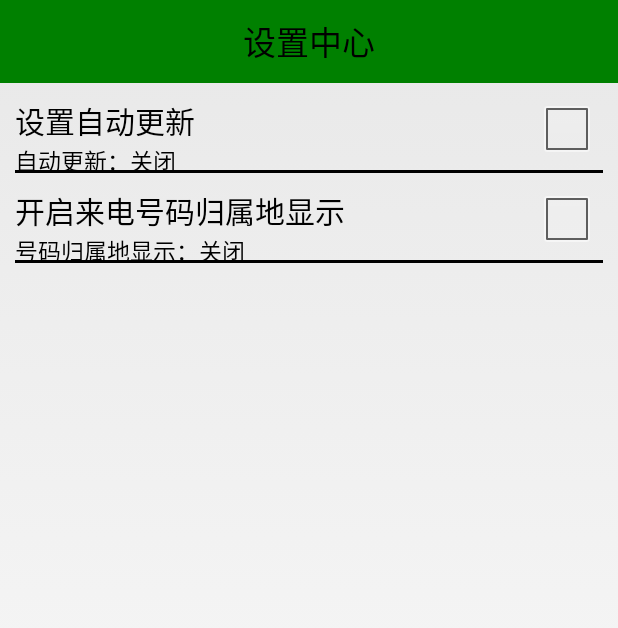
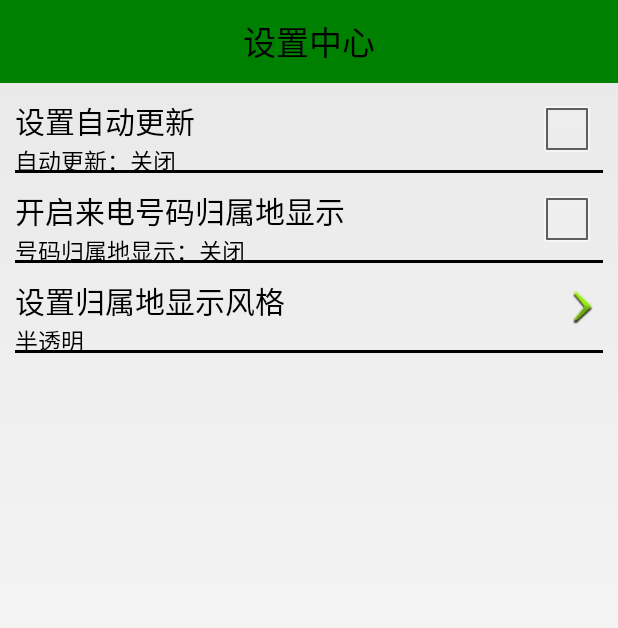
Before and after one commit to mamh-android/android-mobilesafe, an Android app: the SettingActivity screen opened directly, with no data from a screen before it, on a phone screen of 412 x 824 dp. Shown: the top 628 px of the screen. Run offline under Robolectric (Android 15) with nearby library versions, the phone set to English and light mode, and no system bars.

Commit message:
添加自定义click组件
Signed-off-by: Minghui Ma <mmh19891113@qq.com>

```diff
--- a/app/src/main/java/com/example/mamh/mobilesafe/SettingActivity.java
+++ b/app/src/main/java/com/example/mamh/mobilesafe/SettingActivity.java
@@ -1,6 +1,8 @@
 package com.example.mamh.mobilesafe;
 
 import android.app.Activity;
+import android.app.AlertDialog;
+import android.content.DialogInterface;
 import android.content.Intent;
 import android.content.SharedPreferences;
 import android.os.Bundle;
@@ -8,6 +10,7 @@ import android.util.Log;
 import android.view.View;
 
 import com.example.mamh.mobilesafe.service.AddressService;
+import com.example.mamh.mobilesafe.ui.SettingClikcView;
 import com.example.mamh.mobilesafe.ui.SettingItemView;
 import com.example.mamh.mobilesafe.utils.ServiceUtils;
 
@@ -16,6 +19,9 @@ public class SettingActivity extends Activity {
     private static final String TAG = "SettingActivity";
     private SettingItemView siv_update;
     private SettingItemView siv_show_address;
+    private SettingClikcView scv_change_bg;//设置归属地背景
+
+
     private SharedPreferences sp;
     private Intent showAddressIntent;
 
@@ -72,8 +78,34 @@ public class SettingActivity extends Activity {
                 }
             }
         });
+        final String[] items = {
+                "半透明", "活力橙", "卫士蓝", "金属灰", "苹果绿"
+        };
+        final int itemSelected = sp.getInt("which", 0);
+        scv_change_bg = (SettingClikcView) findViewById(R.id.scv_changebg);
+        scv_change_bg.setDescription(items[itemSelected]);
+        scv_change_bg.setOnClickListener(new View.OnClickListener() {
+            @Override
+            public void onClick(View v) {
+                Log.d(TAG, " set change background ");
+                AlertDialog.Builder builder = new AlertDialog.Builder(SettingActivity.this);
+                builder.setTitle("归属地提示框风格");
+                final int itemSelected1 = sp.getInt("which", 0);
 
-
+                builder.setSingleChoiceItems(items, itemSelected1, new DialogInterface.OnClickListener() {
+                    @Override
+                    public void onClick(DialogInterface dialog, int which) {
+                        scv_change_bg.setDescription(items[which]);
+                        SharedPreferences.Editor editor = sp.edit();
+                        editor.putInt("which", which);
+                        editor.commit();
+                        dialog.dismiss();
+                    }
+                });
+                builder.setNegativeButton("cancel", null);
+                builder.show();
+            }
+        });
     }
 
     @Override
--- /dev/null
+++ b/app/src/main/java/com/example/mamh/mobilesafe/ui/SettingClikcView.java
@@ -0,0 +1,62 @@
+package com.example.mamh.mobilesafe.ui;
+
+import android.content.Context;
+import android.util.AttributeSet;
+import android.view.View;
+import android.widget.ImageView;
+import android.widget.RelativeLayout;
+import android.widget.TextView;
+
+import com.example.mamh.mobilesafe.R;
+
+/**
+ * Created by mamh on 15-11-1.
+ * 自定义的组合控件
+ */
+public class SettingClikcView extends RelativeLayout {
+    private ImageView imageView;
+    private TextView tv_desc;
+    private TextView tv_title;
+
+
+    public SettingClikcView(Context context) {
+        super(context);
+        initView(context);
+    }
+
+    public SettingClikcView(Context context, AttributeSet attrs) {
+        super(context, attrs);
+        initView(context);
+        String namespace = "http://schemas.android.com/apk/res-auto";
+        String title = attrs.getAttributeValue(namespace, "atitle");
+        tv_title.setText(title);
+    }
+
+    public SettingClikcView(Context context, AttributeSet attrs, int defStyle) {
+        super(context, attrs, defStyle);
+        initView(context);
+    }
+
+    private void initView(Context context) {
+        View.inflate(context, R.layout.setting_click_item, this);
+        imageView = (ImageView) this.findViewById(R.id.cb_status);
+        tv_desc = (TextView) this.findViewById(R.id.tv_desc);
+        tv_title = (TextView) this.findViewById(R.id.tv_title);
+    }
+
+
+    public void setDescription(String text) {
+        tv_desc.setText(text);
+    }
+
+    public String getDescription() {
+        return tv_desc.getText().toString();
+    }
+
+    public void setTitle(String title) {
+        if (tv_title != null) {
+            tv_title.setText(title);
+        }
+    }
+
+}
--- a/app/src/main/res/layout/activity_setting.xml
+++ b/app/src/main/res/layout/activity_setting.xml
@@ -30,4 +30,10 @@
         itheima:desc_off="号码归属地显示：关闭"
         itheima:desc_on="号码归属地显示：打开" />
 
+    <com.example.mamh.mobilesafe.ui.SettingClikcView
+        android:id="@+id/scv_changebg"
+        android:layout_width="wrap_content"
+        android:layout_height="wrap_content"
+        itheima:atitle="设置归属地显示风格" />
+
 </LinearLayout>
--- /dev/null
+++ b/app/src/main/res/layout/setting_click_item.xml
@@ -0,0 +1,46 @@
+<?xml version="1.0" encoding="utf-8"?>
+
+<RelativeLayout xmlns:android="http://schemas.android.com/apk/res/android"
+    android:layout_width="fill_parent"
+    android:layout_height="60dp"
+    android:orientation="vertical">
+
+    <TextView
+        android:id="@+id/tv_title"
+        android:layout_width="wrap_content"
+        android:layout_height="wrap_content"
+        android:layout_marginLeft="10dp"
+        android:layout_marginTop="10dp"
+        android:text=""
+        android:textColor="@color/black"
+        android:textSize="20sp" />
+
+    <TextView
+        android:id="@+id/tv_desc"
+        android:layout_width="wrap_content"
+        android:layout_height="wrap_content"
+        android:layout_below="@id/tv_title"
+        android:layout_marginLeft="10dp"
+        android:text=""
+        android:textColor="@color/black"
+        android:textSize="15sp" />
+
+    <ImageView
+        android:src="@drawable/jiantou1_pressed"
+        android:id="@+id/cb_status"
+        android:layout_width="wrap_content"
+        android:layout_height="wrap_content"
+        android:layout_alignParentRight="true"
+        android:layout_centerVertical="true"
+        android:layout_marginRight="15dp"
+        android:clickable="false" />
+
+    <View
+        android:layout_width="fill_parent"
+        android:layout_height="2dp"
+        android:layout_alignParentBottom="true"
+        android:layout_marginLeft="10dp"
+        android:layout_marginRight="10dp"
+        android:background="@color/black" />
+
+</RelativeLayout>
```
Also changed, not shown: app/src/main/res/drawable/jiantou1_pressed.png (added).
